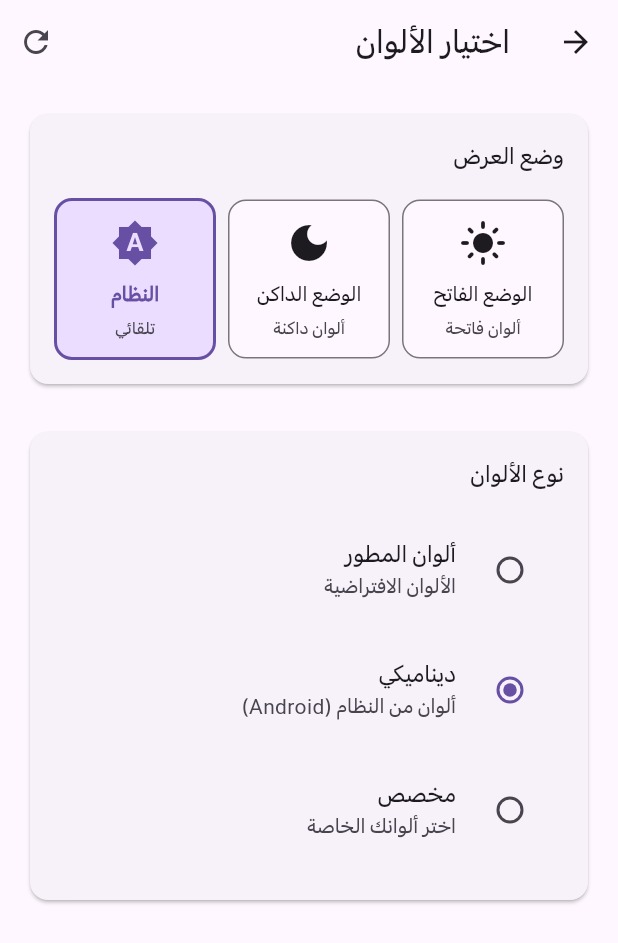
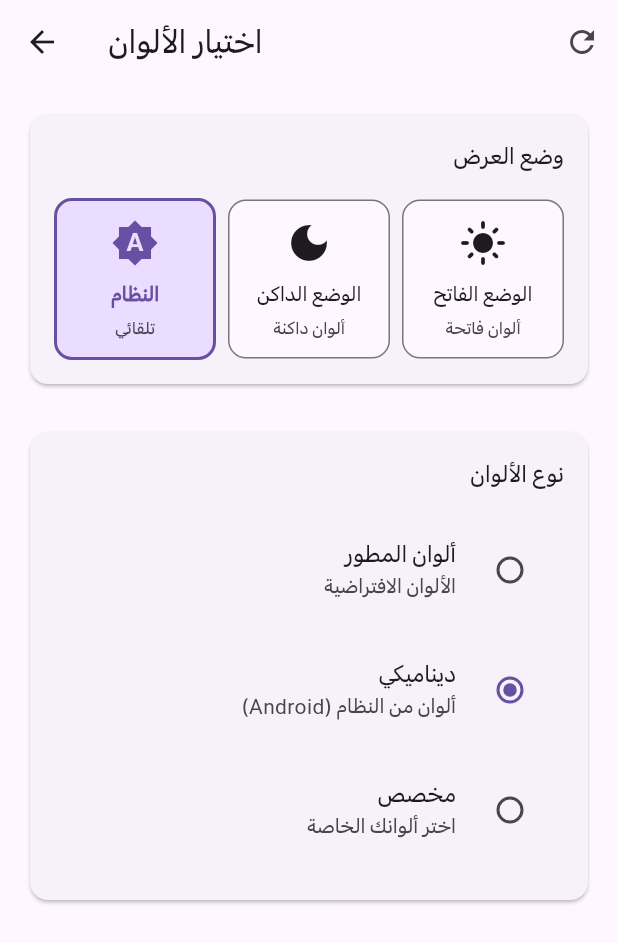
Before and after one commit to Amorphteam/z_platform, a Flutter app: the ColorPickerScreen screen opened by its route, after a tap on "ديناميكي", on a phone screen of 412 x 824 dp. Shown: the top 943 px of the screen. Run offline on Flutter 3.47's test engine with Material 3 defaults, Android fonts, the phone set to English and light mode, and no system bars; drawn by our look-alikes of dynamic_color; our stand-ins replace bloc, firebase_analytics, firebase_core, firebase_crashlytics, flutter_bloc, flutter_dotenv and 8 more; missing offline and left inert: cupertino_native, epub_parser; accounts and stored records are empty; network calls fail.

```diff
--- a/lib/screen/chat/chat_screen.dart
+++ b/lib/screen/chat/chat_screen.dart
@@ -42,8 +42,7 @@ class _ChatScreenState extends State<ChatScreen> {
 
   @override
   Widget build(BuildContext context) {
-    return SafeArea(
-      child: Scaffold(
+    return Scaffold(
       appBar: AppBar(
         title: const Text('AI Chat'),
         actions: [
@@ -99,7 +98,6 @@ class _ChatScreenState extends State<ChatScreen> {
             ],
           );
         },
-        ),
       ),
     );
   }
--- a/lib/screen/color_picker/color_picker_screen.dart
+++ b/lib/screen/color_picker/color_picker_screen.dart
@@ -50,9 +50,7 @@ class _ColorPickerScreenState extends State<ColorPickerScreen> {
     final colorHelper = Provider.of<ColorHelper>(context);
     final isDark = Theme.of(context).brightness == Brightness.dark;
 
-     return Directionality(
-       textDirection: TextDirection.rtl,
-       child: Scaffold(
+     return Scaffold(
        appBar: AppBar(
          title: const Text('اختيار الألوان'),
          actions: [
@@ -67,7 +65,9 @@ class _ColorPickerScreenState extends State<ColorPickerScreen> {
            ),
          ],
        ),
-        body: SingleChildScrollView(
+      body: Directionality(
+        textDirection: TextDirection.rtl,
+        child: SingleChildScrollView(
           padding: const EdgeInsets.all(16),
           child: Column(
             crossAxisAlignment: CrossAxisAlignment.start,
--- a/lib/screen/host/host_screen.dart
+++ b/lib/screen/host/host_screen.dart
@@ -1,4 +1,5 @@
 import 'dart:io';
+import 'package:flutter/foundation.dart';
 import 'package:flutter/cupertino.dart';
 import 'package:flutter/material.dart';
 import 'package:flutter_bloc/flutter_bloc.dart';
@@ -23,6 +24,22 @@ class HostScreen extends StatefulWidget {
 
 class _HostScreenState extends State<HostScreen> {
   int _currentIndex = 0;
+
+  // Helper function to check iOS version support for liquid glass
+  bool _shouldUseLiquidGlass() {
+    if (!Platform.isIOS) return false;
+    try {
+      // iOS 16+ supports liquid glass
+      final String version = Platform.operatingSystemVersion;
+      if (version.contains('26')) {
+        return true;
+      }
+      return false;
+    } catch (e) {
+      // If we can't detect version, use Material design for compatibility
+      return false;
+    }
+  }
   late final LibraryCubit _libraryCubit;
 
   @override
@@ -41,38 +58,8 @@ class _HostScreenState extends State<HostScreen> {
   Widget build(BuildContext context) {
     return Scaffold(
       body: _getScreen(_currentIndex),
-      floatingActionButton: Column(
-        mainAxisAlignment: MainAxisAlignment.end,
-        children: [
-          FloatingActionButton(
-            onPressed: () {
-              Navigator.pushNamed(context, '/colorPicker');
-            },
-            heroTag: "liquid_glass",
-            child: const Icon(Icons.color_lens),
-            tooltip: 'Liquid Glass Test',
-          ),
-          const SizedBox(height: 10),          FloatingActionButton(
-            onPressed: () {
-              Navigator.pushNamed(context, '/liquidGlassTest');
-            },
-            heroTag: "liquid_glass",
-            child: const Icon(Icons.phone_iphone),
-            tooltip: 'Liquid Glass Test',
-          ),
-          const SizedBox(height: 10),
-          FloatingActionButton(
-            onPressed: () {
-              Navigator.pushNamed(context, '/chat');
-            },
-            heroTag: "chat",
-            child: const Icon(Icons.chat_rounded),
-            tooltip: 'Chat',
-          ),
-        ],
-      ),
-      bottomNavigationBar: Platform.isIOS
-          ? // Liquid Glass Tab Bar for iOS
+      bottomNavigationBar: _shouldUseLiquidGlass()
+          ? // Liquid Glass Tab Bar for iOS 16+
             CNTabBar(
                 items: const [
                   CNTabBarItem(
@@ -130,7 +117,7 @@ class _HostScreenState extends State<HostScreen> {
                   ],
                 ),
               ),
-    );
+                  );
   }
 
   /// Returns the title for the app bar dynamically.
--- a/lib/screen/library/cubit/library_cubit.dart
+++ b/lib/screen/library/cubit/library_cubit.dart
@@ -46,7 +46,7 @@ class LibraryCubit extends Cubit<LibraryState> {
       todayHijri = await DateHelper().getTodayCalendarHijri(qamariDate: hijriDates);
     }
 
-    return 'Now in hijri: ${todayHijri ?? 'Unknown'}   |   ${AMPM?.ampm ?? 'Unknown'}';
+    return '${todayHijri ?? 'Unknown'}   |   ${AMPM?.ampm ?? 'Unknown'}';
   }
 
   // Helper method to get hijri date for tomorrow (Gregorian date + 1 day)
--- a/lib/screen/library/library_screen.dart
+++ b/lib/screen/library/library_screen.dart
@@ -1,8 +1,11 @@
+import 'dart:io';
 import 'package:flutter/material.dart';
+import 'package:flutter/cupertino.dart';
 import 'package:flutter_bloc/flutter_bloc.dart';
 import 'package:masaha/screen/mobile_apps/mobile_apps_widget.dart';
 import '../../model/book_model.dart';
 import '../../util/epub_helper.dart';
+import '../../widget/custom_appbar.dart';
 import 'cubit/library_cubit.dart';
 
 class LibraryScreen extends StatefulWidget {
@@ -13,6 +16,8 @@ class LibraryScreen extends StatefulWidget {
 }
 
 class _LibraryScreenState extends State<LibraryScreen> {
+  String _hijriDate = '';
+
   @override
   void initState() {
     context.read<LibraryCubit>().fetchBooks();
@@ -50,21 +55,54 @@ class _LibraryScreenState extends State<LibraryScreen> {
   Widget build(BuildContext context) {
     double screenWidth = MediaQuery.of(context).size.width;
 
-    return SafeArea(
-      child: BlocBuilder<LibraryCubit, LibraryState>(
+    return Scaffold(
+      appBar: CustomAppBar(
+        showSearchBar: false,
+        title: _hijriDate,
+        backgroundImage: 'assets/image/back_tazhib_light.jpg',
+        leftWidget: IconButton(
+          icon: Icon(Platform.isIOS ? CupertinoIcons.chat_bubble : Icons.chat_rounded),
+          onPressed: _openChatScreen,
+        ),
+        rightWidget: IconButton(
+          icon: Icon(Platform.isIOS ? CupertinoIcons.settings : Icons.settings_rounded),
+          onPressed: _openStyleScreen,
+        ),
+
+      ),
+      body: BlocConsumer<LibraryCubit, LibraryState>(
+        listener: (context, state) {
+          state.maybeWhen(
+            loaded: (books, hijriDate) {
+              if (_hijriDate != hijriDate) {
+                setState(() {
+                  _hijriDate = hijriDate;
+                });
+              }
+            },
+            orElse: () {},
+          );
+        },
         builder: (context, state) => state.when(
           initial: () => const Center(child: CircularProgressIndicator()),
           loading: () => const Center(child: CircularProgressIndicator()),
           loaded: (books, hijriDate) => Padding(
             padding: const EdgeInsets.all(16.0),
-            child: Column(
-              children: [
-                Text(hijriDate, style: Theme.of(context).textTheme.titleLarge),
-                Expanded(
             child: ListView.separated(
-                    itemCount: books.length,
-                    separatorBuilder: (context, index) => const SizedBox(height: 12.0),
+              itemCount: books.length + 1,
+              separatorBuilder: (context, index) {
+                // Add spacing after mobile apps section
+                if (index == books.length) {
+                  return const SizedBox.shrink();
+                }
+                return const SizedBox(height: 12.0);
+              },
               itemBuilder: (context, index) {
+                // Add MobileAppsWidget as the last item
+                if (index == books.length) {
+                  return MobileAppsWidget();
+                }
+
                 final book = books[index];
                 return GestureDetector(
                   onTap: () {
@@ -156,16 +194,17 @@ class _LibraryScreenState extends State<LibraryScreen> {
               },
             ),
           ),
-                Container(
-
-                  child: MobileAppsWidget(),
-                )
-              ],
-            ),
-          ),
           error: (message) => Center(child: Text(message)),
         ),
       ),
     );
   }
+
+  void _openChatScreen() {
+    Navigator.pushNamed(context, '/chat');
   }
+
+  void _openStyleScreen() {
+    Navigator.pushNamed(context, '/colorPicker');
+  }
+}
--- a/lib/screen/liquid_glass_test/liquid_glass_test_screen.dart
+++ b/lib/screen/liquid_glass_test/liquid_glass_test_screen.dart
@@ -20,8 +20,7 @@ class _LiquidGlassTestScreenState extends State<LiquidGlassTestScreen> {
     return Scaffold(
       appBar: AppBar(
         title: const Text('Liquid Glass Widgets Test'),
-        backgroundColor: Colors.blue,
-        foregroundColor: Colors.white,
+
       ),
       body: SingleChildScrollView(
         padding: const EdgeInsets.all(16.0),
--- a/lib/widget/custom_appbar.dart
+++ b/lib/widget/custom_appbar.dart
@@ -19,6 +19,7 @@ class CustomAppBar extends StatefulWidget implements PreferredSizeWidget {
   final String title;
   final IconData? leftIcon;
   final Widget? leftWidget;
+  final Widget? rightWidget;
   final IconData? rightIcon;
   final VoidCallback? onLeftTap;
   final VoidCallback? onRightTap; // New callback for right icon
@@ -38,6 +39,7 @@ class CustomAppBar extends StatefulWidget implements PreferredSizeWidget {
     this.onSearch, // Optional
     this.showSearchBar = true,
     this.leftWidget,
+    this.rightWidget,
     this.onSubmitted, // Default: show search bar
     this.backgroundImage, // Add to constructor
   }) : super(key: key);
@@ -102,7 +104,11 @@ class _CustomAppBarState extends State<CustomAppBar> {
               onPressed: widget.onRightTap ?? () => _showThemeDialog(context),
             ),
           ]
-              : [],
+              : widget.rightWidget != null
+                  ? [
+                      widget.rightWidget!,
+                    ]
+                  : [],
         ),
         if (widget.showSearchBar)
           Padding(
```
Also changed, not shown: lib/screen/epub_viewer/epub_viewer_screen.dart (+15 -10 lines), lib/screen/epub_viewer/widgets/style_sheet.dart (+70 -4 lines), 1 other file. Lines whose indentation alone changed are shown as unchanged.
